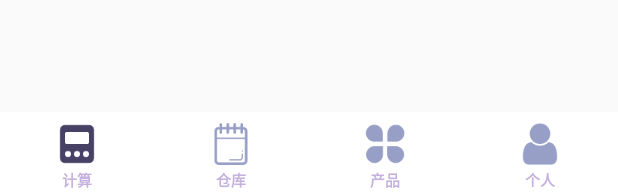
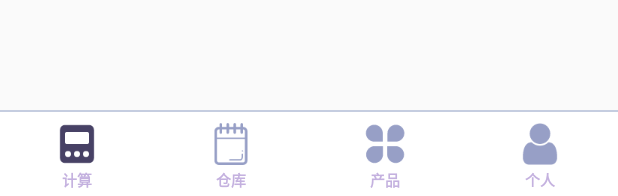
Before and after one commit to AzerothRevere/KaiEr, an Android app: the layout activity_home.xml on its own in the app's theme, with its tools: preview values and no code run, on a phone screen of 412 x 824 dp. Shown: the part 1037-1233 px from the top of the screen. Run offline under Robolectric (Android 15) with nearby library versions, the phone set to English and light mode, and no system bars.

Commit message:
refs #card6

```diff
--- a/app/src/main/res/layout/activity_home.xml
+++ b/app/src/main/res/layout/activity_home.xml
@@ -1,13 +1,21 @@
 <?xml version="1.0" encoding="utf-8"?>
 <RelativeLayout xmlns:android="http://schemas.android.com/apk/res/android"
     android:layout_width="match_parent"
-    android:layout_height="match_parent">
+    android:layout_height="match_parent"
+    android:orientation="vertical">
 
     <RelativeLayout
         android:id="@+id/container"
         android:layout_width="match_parent"
         android:layout_height="match_parent"
-        android:layout_above="@+id/home_tab" />
+        android:layout_above="@+id/line" />
+
+    <View
+        android:id="@+id/line"
+        android:layout_width="match_parent"
+        android:layout_height="1dp"
+        android:layout_above="@+id/home_tab"
+        android:background="@color/colorPrimary" />
 
     <com.eatchicken.kaier.widgets.HomeTab
         android:id="@+id/home_tab"
```
